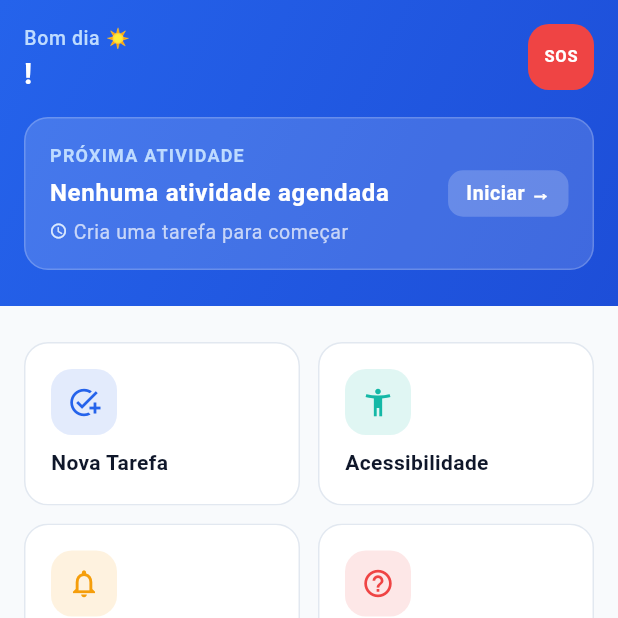
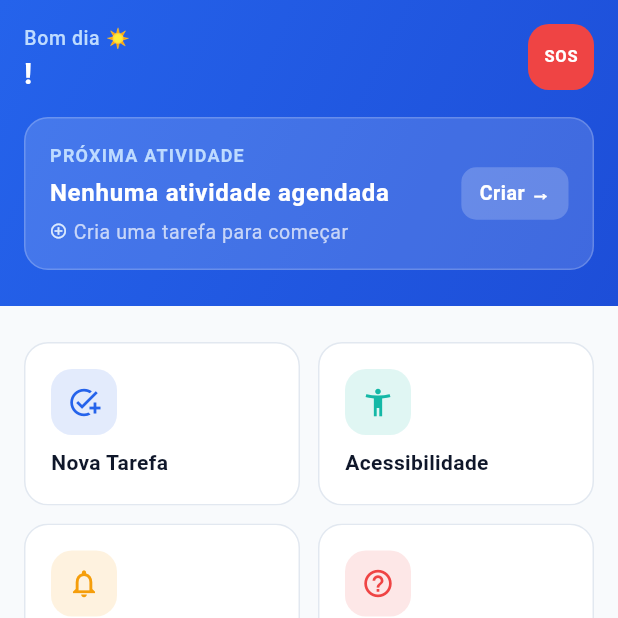
Before and after one commit to deytt/seniorease-mobile, a Flutter app: the screen it shows once a user with an empty profile is signed in, on a phone screen of 412 x 824 dp, the top half of it. Run offline on Flutter 3.47's test engine with Material 3 defaults, Android fonts, the phone set to English and light mode, and no system bars; our stand-ins replace cloud_firestore, firebase_auth, firebase_core, flutter_riverpod, go_router, lottie; accounts and stored records are empty.

Commit message:
feat: HomeHeader com próxima atividade real + TaskCard com metadados
HomeHeader (_NextActivityCard):
- Ligada a nextPendingTaskProvider
- Exibe tarefa pendente mais próxima (por dueDate)
- Botão \"Iniciar →\" navega para /tasks/:id/guided
- Sem atividades pendentes: botão \"Criar →\" navega para /tasks/create
- Acessibilidade: Semantics com descrição completa + contexto do botão

TaskCard:
- Linha 1 (metadados): badges de Prioridade + Categoria coloridos
- Linha 2 (metadados): data formatada (\"HH:mm · Hoje\", etc.)
- Ícone de calendário antes da data
- Cores em gray quando tarefa concluída
- Acessibilidade: Semantics.label inclui prioridade, categoria e data

Co-authored-by: Cursor <cursoragent@cursor.com>

```diff
--- a/lib/features/home/presentation/widgets/home_header.dart
+++ b/lib/features/home/presentation/widgets/home_header.dart
@@ -1,9 +1,14 @@
 import 'package:flutter/material.dart';
+import 'package:flutter/services.dart';
 import 'package:flutter_riverpod/flutter_riverpod.dart';
+import 'package:go_router/go_router.dart';
+import 'package:mobile/app/router.dart';
 import 'package:mobile/core/theme/app_colors.dart';
 import 'package:mobile/core/theme/app_spacing.dart';
 import 'package:mobile/core/widgets/senior_modal.dart';
 import 'package:mobile/features/auth/presentation/providers/auth_provider.dart';
+import 'package:mobile/features/tasks/domain/entities/task.dart';
+import 'package:mobile/features/tasks/presentation/providers/tasks_provider.dart';
 
 /// Header gradiente com saudação dinâmica, nome do utilizador e botão SOS.
 class HomeHeader extends ConsumerWidget {
@@ -75,7 +80,7 @@ class HomeHeader extends ConsumerWidget {
             ],
           ),
           const SizedBox(height: AppSpacing.md),
-          const _NextActivityCard(),
+          _NextActivityCard(nextTask: ref.watch(nextPendingTaskProvider)),
         ],
       ),
     );
@@ -128,13 +133,52 @@ class _SosButton extends StatelessWidget {
 // ------------------------------------------------------------------ Next Activity Card
 
 class _NextActivityCard extends StatelessWidget {
-  const _NextActivityCard();
+  const _NextActivityCard({required this.nextTask});
+
+  final Task? nextTask;
+
+  String _formatDueDate(DateTime dt) {
+    final now = DateTime.now();
+    final isToday =
+        dt.year == now.year && dt.month == now.month && dt.day == now.day;
+    final isTomorrow = dt.year == now.year &&
+        dt.month == now.month &&
+        dt.day == now.day + 1;
+
+    final hour = dt.hour.toString().padLeft(2, '0');
+    final min = dt.minute.toString().padLeft(2, '0');
+    final time = '$hour:$min';
+
+    if (isToday) return '$time · Hoje';
+    if (isTomorrow) return '$time · Amanhã';
+
+    final day = dt.day.toString().padLeft(2, '0');
+    final month = dt.month.toString().padLeft(2, '0');
+    return '$time · $day/$month';
+  }
 
   @override
   Widget build(BuildContext context) {
     final theme = Theme.of(context);
+    final hasTask = nextTask != null;
 
-    return Container(
+    final title = hasTask ? nextTask!.title : 'Nenhuma atividade agendada';
+    final subtitle = hasTask
+        ? (nextTask!.dueDate != null
+            ? _formatDueDate(nextTask!.dueDate!)
+            : 'Toque para iniciar')
+        : 'Cria uma tarefa para começar';
+    final buttonLabel = hasTask ? 'Iniciar →' : 'Criar →';
+    final semanticCardLabel = hasTask
+        ? 'Próxima atividade: $title. Toque em Iniciar para começar.'
+        : 'Sem atividade agendada. Toque em Criar para adicionar uma tarefa.';
+    final semanticButtonLabel =
+        hasTask ? 'Iniciar tarefa: $title' : 'Criar nova tarefa';
+
+    return Semantics(
+      label: semanticCardLabel,
+      container: true,
+      child: Container(
         padding: const EdgeInsets.all(AppSpacing.md),
         decoration: BoxDecoration(
           color: Colors.white.withValues(alpha: 0.15),
@@ -162,8 +206,8 @@ class _NextActivityCard extends StatelessWidget {
                   ),
                   const SizedBox(height: 4),
                   Text(
-                  'Nenhuma atividade agendada',
-                  maxLines: 1,
+                    title,
+                    maxLines: 2,
                     overflow: TextOverflow.ellipsis,
                     style: theme.textTheme.bodyLarge?.copyWith(
                       fontWeight: FontWeight.bold,
@@ -173,15 +217,15 @@ class _NextActivityCard extends StatelessWidget {
                   const SizedBox(height: 4),
                   Row(
                     children: [
-                    const Icon(
-                      Icons.schedule,
+                      Icon(
+                        hasTask ? Icons.schedule : Icons.add_circle_outline,
                         size: 12,
-                      color: Color(0xFFDBEAFE),
+                        color: const Color(0xFFDBEAFE),
                       ),
                       const SizedBox(width: 4),
                       Expanded(
                         child: Text(
-                        'Cria uma tarefa para começar',
+                          subtitle,
                           maxLines: 1,
                           overflow: TextOverflow.ellipsis,
                           style: theme.textTheme.bodySmall?.copyWith(
@@ -195,21 +239,38 @@ class _NextActivityCard extends StatelessWidget {
               ),
             ),
             const SizedBox(width: AppSpacing.sm),
-          Container(
-            padding: const EdgeInsets.symmetric(horizontal: 12, vertical: 6),
+            Semantics(
+              button: true,
+              label: semanticButtonLabel,
+              excludeSemantics: true,
+              child: GestureDetector(
+                onTap: () {
+                  HapticFeedback.lightImpact();
+                  if (hasTask) {
+                    context.push(AppRoutes.guidedTask(nextTask!.id));
+                  } else {
+                    context.push(AppRoutes.createTask);
+                  }
+                },
+                child: Container(
+                  padding:
+                      const EdgeInsets.symmetric(horizontal: 12, vertical: 8),
                   decoration: BoxDecoration(
                     color: Colors.white.withValues(alpha: 0.2),
                     borderRadius: BorderRadius.circular(10),
                   ),
                   child: Text(
-              'Iniciar →',
+                    buttonLabel,
                     style: theme.textTheme.bodySmall?.copyWith(
                       fontWeight: FontWeight.w600,
                       color: Colors.white,
                     ),
                   ),
                 ),
+              ),
+            ),
           ],
+        ),
       ),
     );
   }
```
Also changed, not shown: lib/features/tasks/presentation/widgets/task_card.dart (+87 -24 lines). Lines whose indentation alone changed are shown as unchanged.
